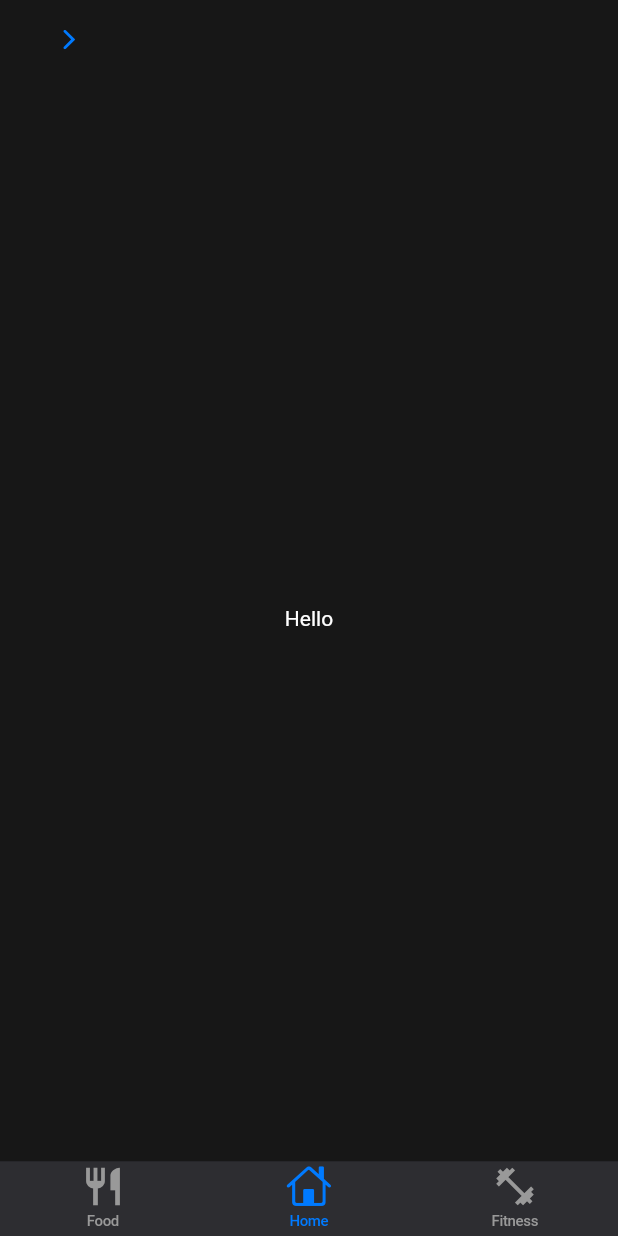
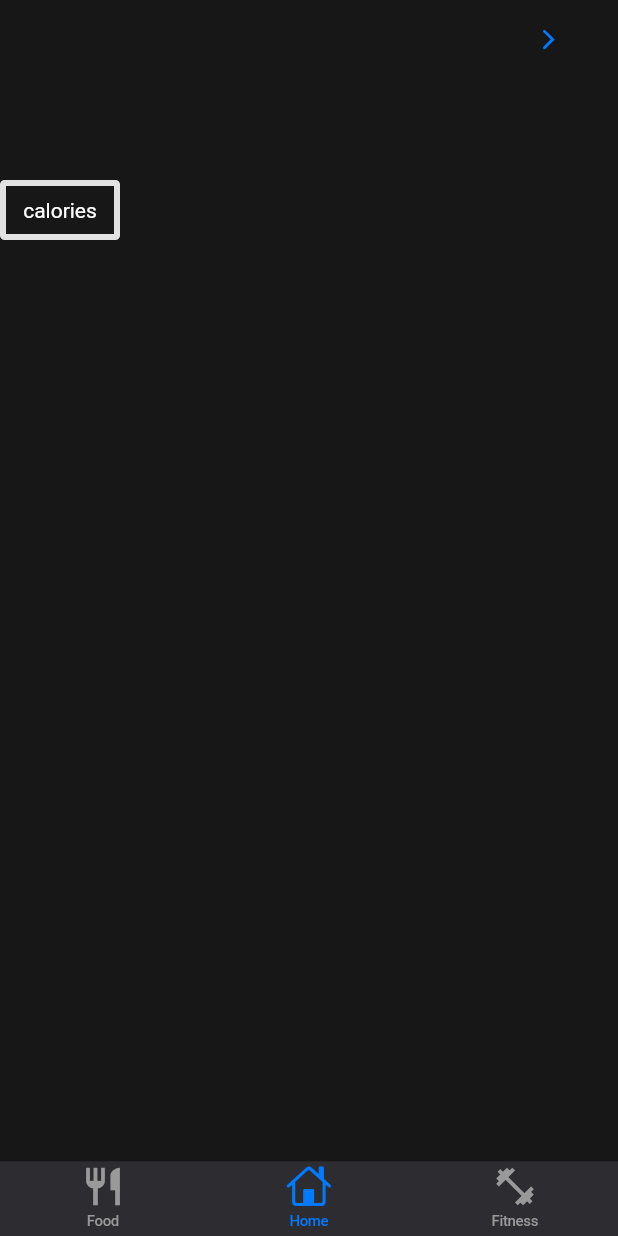
Before and after one commit to Matthew-Cool/hackathon2024, a Flutter app: the screen it shows after launch, on a phone screen of 412 x 824 dp. Run offline on Flutter 3.47's test engine with Material 3 defaults, Android fonts, the light colour scheme and no system bars; generated files the repository leaves out were written again.

Commit message:
Calorie bar changes

```diff
--- a/lib/Custom Widgets/caloriebar.dart
+++ b/lib/Custom Widgets/caloriebar.dart
@@ -11,8 +11,17 @@ class _CalorieBarState extends State<CalorieBar> {
   @override
   Widget build(BuildContext context) {
     return Container(
+      margin: EdgeInsets.only(top: 120),
+      width: 80,
+      height: 40,
+      decoration: BoxDecoration(
+        borderRadius: BorderRadius.all(
+          Radius.circular(3.0),
+        ),
+        border: Border.all(color: Color.fromARGB(243, 235, 235, 235), width: 4),
+      ),
       child: Center(
-        child: Text("Hello"),
+        child: Text("calories"),
       ),
     );
   }
--- a/lib/home.dart
+++ b/lib/home.dart
@@ -14,7 +14,7 @@
   Widget build(BuildContext context) {
     return CupertinoPageScaffold(
       navigationBar: CupertinoNavigationBar(
-        leading: CupertinoButton(
+        trailing: CupertinoButton(
             child: const Icon(CupertinoIcons.forward),
             onPressed: () {
               Navigator.push(
@@ -26,9 +26,11 @@
             }),
       ),
       child: const Column(
-        mainAxisAlignment: MainAxisAlignment.center,
+        mainAxisAlignment: MainAxisAlignment.start,
         crossAxisAlignment: CrossAxisAlignment.center,
-        children: [CalorieBar()],
+        children: [
+          CalorieBar(),
+        ],
       ),
     );
   }
```
